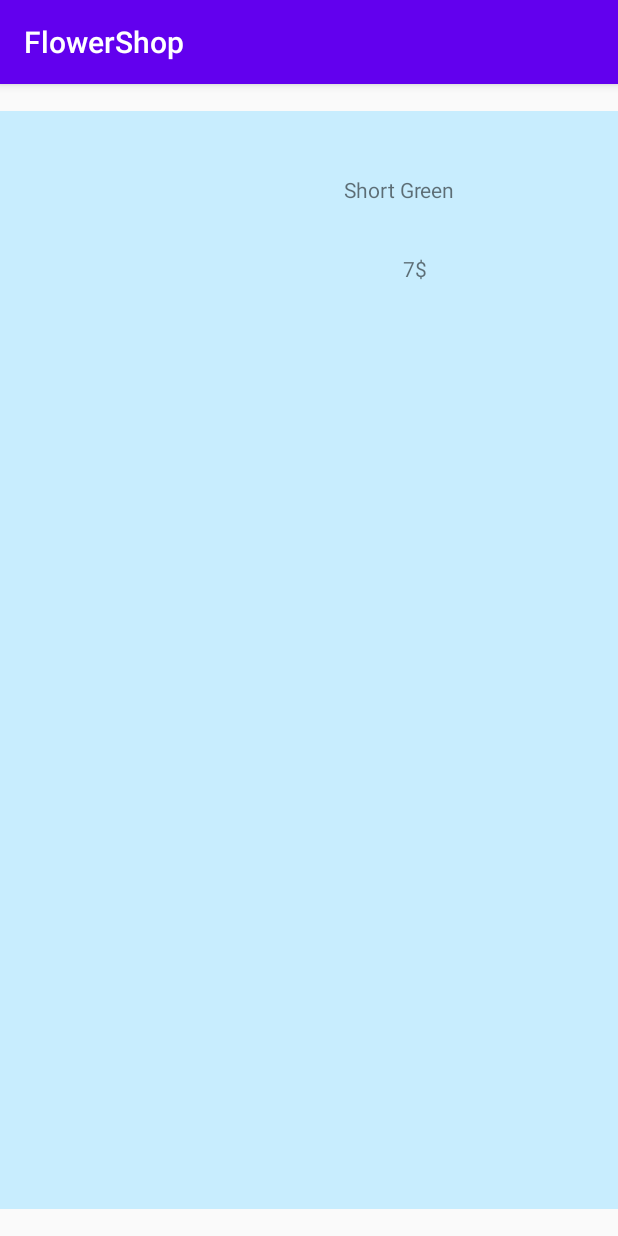
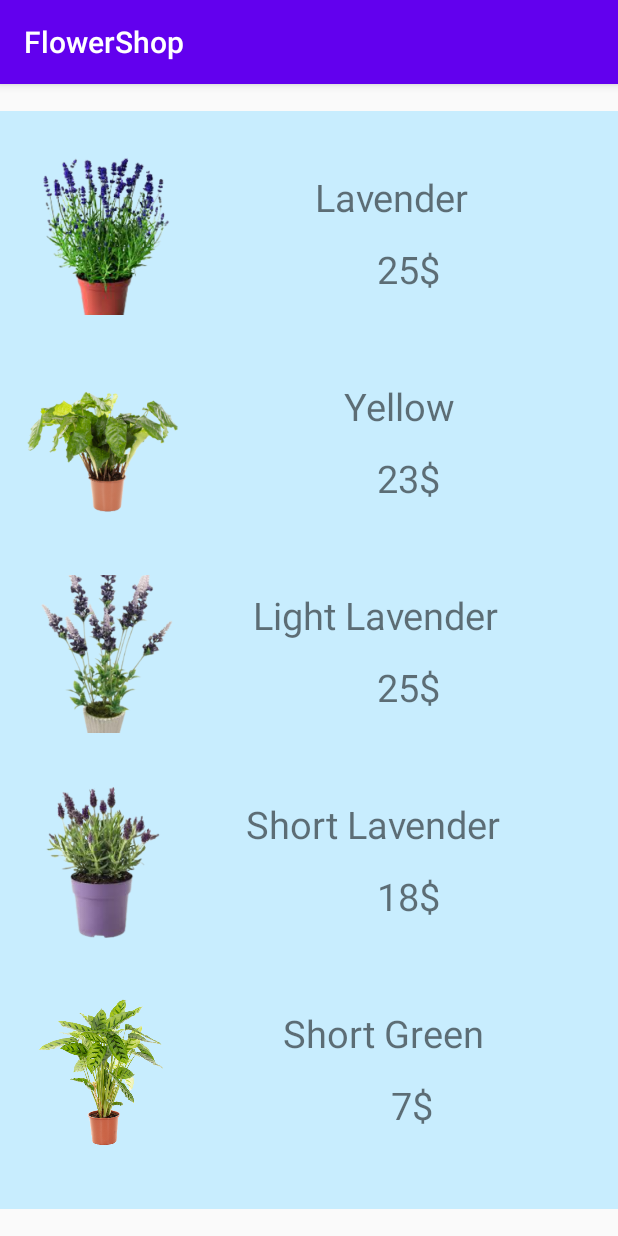
Before and after one commit to phanphuc2804/ShareElement_Animation, an Android app: the flowers_page screen opened directly, with no data from a screen before it, on a phone screen of 412 x 824 dp. Run offline under Robolectric (Android 15) with nearby library versions, the phone set to English and light mode, and no system bars.

Commit message:
commit add img

```diff
--- a/app/src/main/java/com/example/flowershop/FlowerAdapter.java
+++ b/app/src/main/java/com/example/flowershop/FlowerAdapter.java
@@ -48,6 +48,7 @@ public class FlowerAdapter extends RecyclerView.Adapter<FlowerAdapter.ViewHolder
     @Override
     public void onBindViewHolder(@NonNull FlowerAdapter.ViewHolder viewHolder, int i) {
         Flowers flower= flowers.get(i);
+        viewHolder.imgFlower.setImageResource(flower.getImgFlower());
         viewHolder.viewName.setText(flower.getTextName());
         viewHolder.viewPrice.setText(flower.getTextPrice());
     }
--- a/app/src/main/java/com/example/flowershop/flowers_page.java
+++ b/app/src/main/java/com/example/flowershop/flowers_page.java
@@ -25,6 +25,10 @@ public class flowers_page extends AppCompatActivity {
     }
 
     private void createFlowerList() {
+        flowers.add(new Flowers(R.drawable.flo2,"Lavender","25$"));
+        flowers.add(new Flowers(R.drawable.flo3,"Yellow","23$"));
+        flowers.add(new Flowers(R.drawable.flo4,"Light Lavender","25$"));
+        flowers.add(new Flowers(R.drawable.flo5,"Short Lavender","18$"));
         flowers.add(new Flowers(R.drawable.flo1,"Short Green","7$"));
     }
 }
--- a/app/src/main/res/layout/customcecycleview.xml
+++ b/app/src/main/res/layout/customcecycleview.xml
@@ -3,18 +3,16 @@
     xmlns:app="http://schemas.android.com/apk/res-auto"
     xmlns:tools="http://schemas.android.com/tools"
     android:layout_width="match_parent"
-    android:layout_height="match_parent">
+    android:layout_height="wrap_content">
 
     <ImageView
         android:id="@+id/imageView_Flower"
-        android:layout_width="wrap_content"
-        android:layout_height="wrap_content"
-        app:layout_constraintBottom_toBottomOf="parent"
-        app:layout_constraintEnd_toEndOf="parent"
-        app:layout_constraintHorizontal_bias="0.056"
+        android:layout_width="105dp"
+        android:layout_height="111dp"
+        android:layout_marginStart="16dp"
+        android:layout_marginTop="28dp"
         app:layout_constraintStart_toStartOf="parent"
         app:layout_constraintTop_toTopOf="parent"
-        app:layout_constraintVertical_bias="0.026"
         tools:srcCompat="@tools:sample/avatars" />
 
     <TextView
@@ -22,22 +20,24 @@
         android:layout_width="wrap_content"
         android:layout_height="wrap_content"
         android:text="TextView"
+        android:textSize="25dp"
         app:layout_constraintBottom_toBottomOf="parent"
         app:layout_constraintEnd_toEndOf="parent"
         app:layout_constraintHorizontal_bias="0.679"
         app:layout_constraintStart_toStartOf="parent"
         app:layout_constraintTop_toTopOf="parent"
-        app:layout_constraintVertical_bias="0.061" />
+        app:layout_constraintVertical_bias="0.39" />
 
     <TextView
         android:id="@+id/textPrice"
         android:layout_width="wrap_content"
         android:layout_height="wrap_content"
         android:text="TextView"
+        android:textSize="25dp"
         app:layout_constraintBottom_toBottomOf="parent"
         app:layout_constraintEnd_toEndOf="parent"
         app:layout_constraintHorizontal_bias="0.679"
         app:layout_constraintStart_toStartOf="parent"
         app:layout_constraintTop_toTopOf="parent"
-        app:layout_constraintVertical_bias="0.134" />
+        app:layout_constraintVertical_bias="0.847" />
 </android.support.constraint.ConstraintLayout>
```
Also changed, not shown: app/src/main/res/drawable/flo2.png (added), app/src/main/res/drawable/flo3.png (added), app/src/main/res/drawable/flo4.png (added), app/src/main/res/drawable/flo5.png (added).
